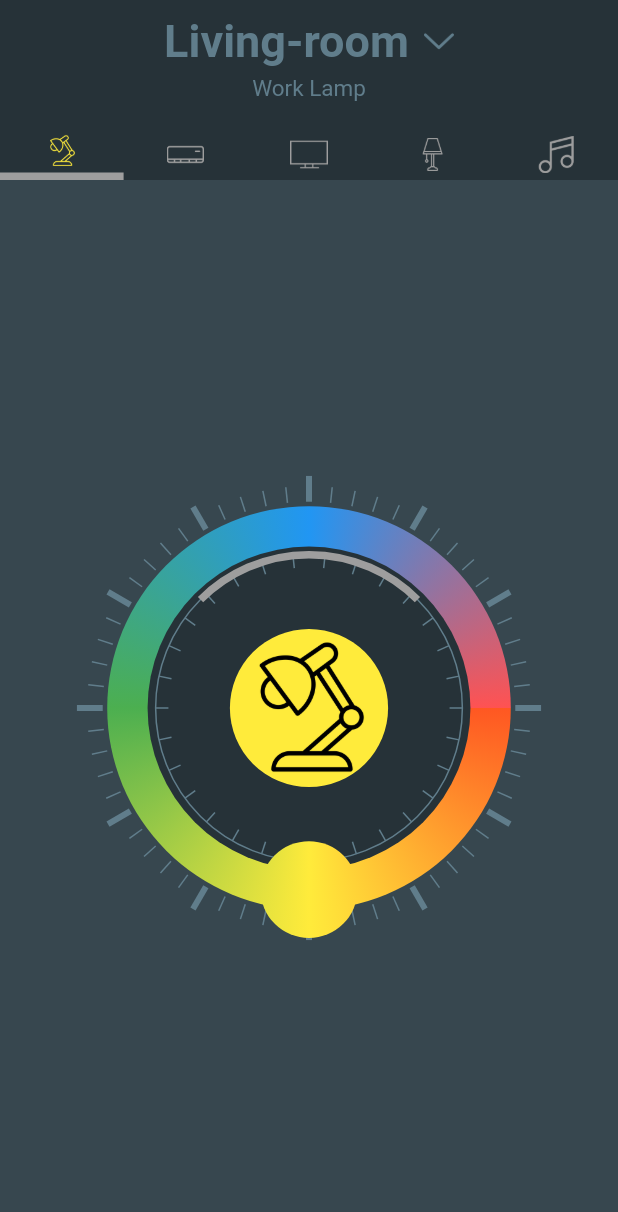
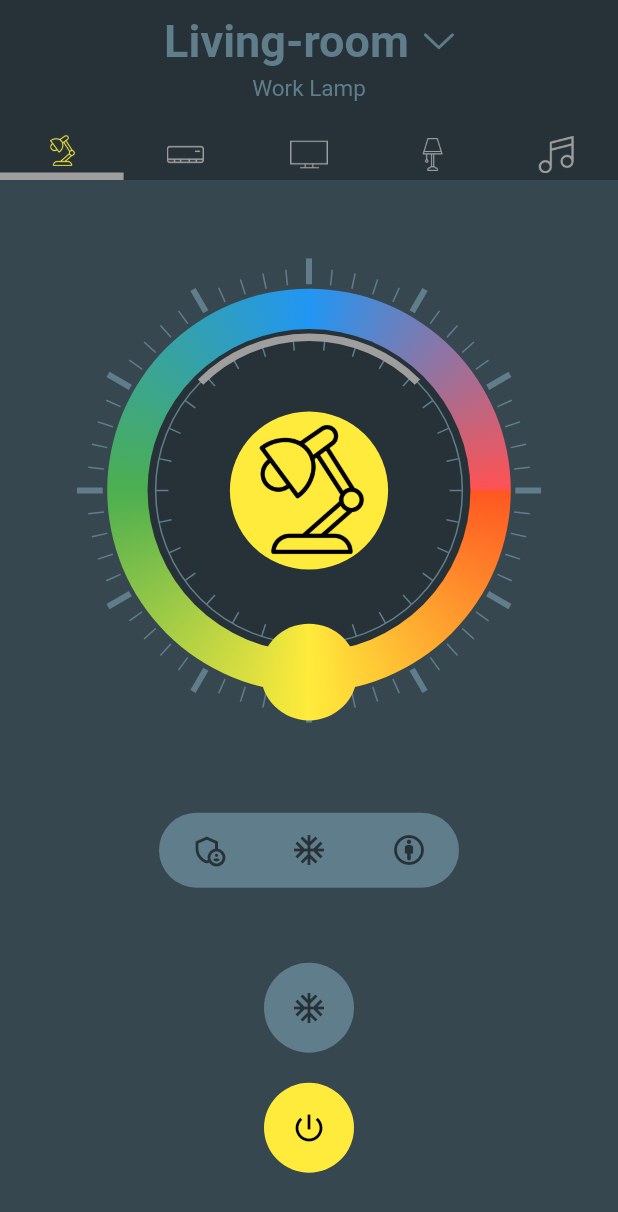
Before and after one commit to Abu-muhab/flutter_challenge_lagos, a Flutter app: the screen it shows after launch, on a phone screen of 412 x 824 dp. Shown: the top 1212 px of the screen. Run offline on Flutter 3.47's test engine with Material 2 defaults, Android fonts, the phone set to English and light mode, and no system bars.

Commit message:
bug fixes

```diff
--- a/lib/views/lights.dart
+++ b/lib/views/lights.dart
@@ -1,11 +1,14 @@
 import 'package:flutter/material.dart';
+import 'package:flutter_lagos_challenge/widgets/custon_icon_button.dart';
 import 'package:flutter_lagos_challenge/widgets/knob_selector.dart';
 
 class LightsView extends StatelessWidget {
   @override
   Widget build(BuildContext context) {
-    return Center(
-      child: SizedBox(
+    return Column(
+      mainAxisAlignment: MainAxisAlignment.center,
+      children: [
+        SizedBox(
           width: MediaQuery.of(context).size.width * 0.8,
           height: MediaQuery.of(context).size.width * 0.8,
           child: KnobSelector(
@@ -18,6 +21,50 @@ class LightsView extends StatelessWidget {
             fillColor: Colors.blueGrey[900]!,
           ),
         ),
+        SizedBox(
+          height: 50,
+        ),
+        Container(
+          height: 50,
+          width: 200,
+          decoration: BoxDecoration(
+              borderRadius: BorderRadius.circular(50),
+              color: Colors.blueGrey[500]!),
+          child: Row(
+            mainAxisAlignment: MainAxisAlignment.spaceAround,
+            children: [
+              Icon(
+                Icons.admin_panel_settings_outlined,
+                color: Colors.blueGrey[900]!,
+              ),
+              Icon(
+                Icons.ac_unit,
+                color: Colors.blueGrey[900]!,
+              ),
+              Icon(
+                Icons.attribution_rounded,
+                color: Colors.blueGrey[900]!,
+              ),
+            ],
+          ),
+        ),
+        SizedBox(
+          height: 50,
+        ),
+        CustomIconButton(
+          iconData: Icons.ac_unit,
+          color: Colors.blueGrey[500]!,
+          iconColor: Colors.blueGrey[900]!,
+        ),
+        SizedBox(
+          height: 20,
+        ),
+        CustomIconButton(
+          iconData: Icons.power_settings_new,
+          color: Colors.yellow,
+          iconColor: Colors.black,
+        )
+      ],
     );
   }
 }
--- /dev/null
+++ b/lib/widgets/custon_icon_button.dart
@@ -0,0 +1,28 @@
+import 'package:flutter/material.dart';
+
+class CustomIconButton extends StatelessWidget {
+  final IconData iconData;
+  final Color color;
+  final Color iconColor;
+
+  CustomIconButton(
+      {this.color = Colors.blueGrey,
+      this.iconColor = Colors.grey,
+      this.iconData = Icons.ac_unit});
+
+  @override
+  Widget build(BuildContext context) {
+    return Container(
+      height: 60,
+      width: 60,
+      decoration:
+          BoxDecoration(color: color, borderRadius: BorderRadius.circular(60)),
+      child: Center(
+        child: Icon(
+          iconData,
+          color: iconColor,
+        ),
+      ),
+    );
+  }
+}
```
Also changed, not shown: lib/views/ac.dart (+112 -9 lines). Lines whose indentation alone changed are shown as unchanged.
